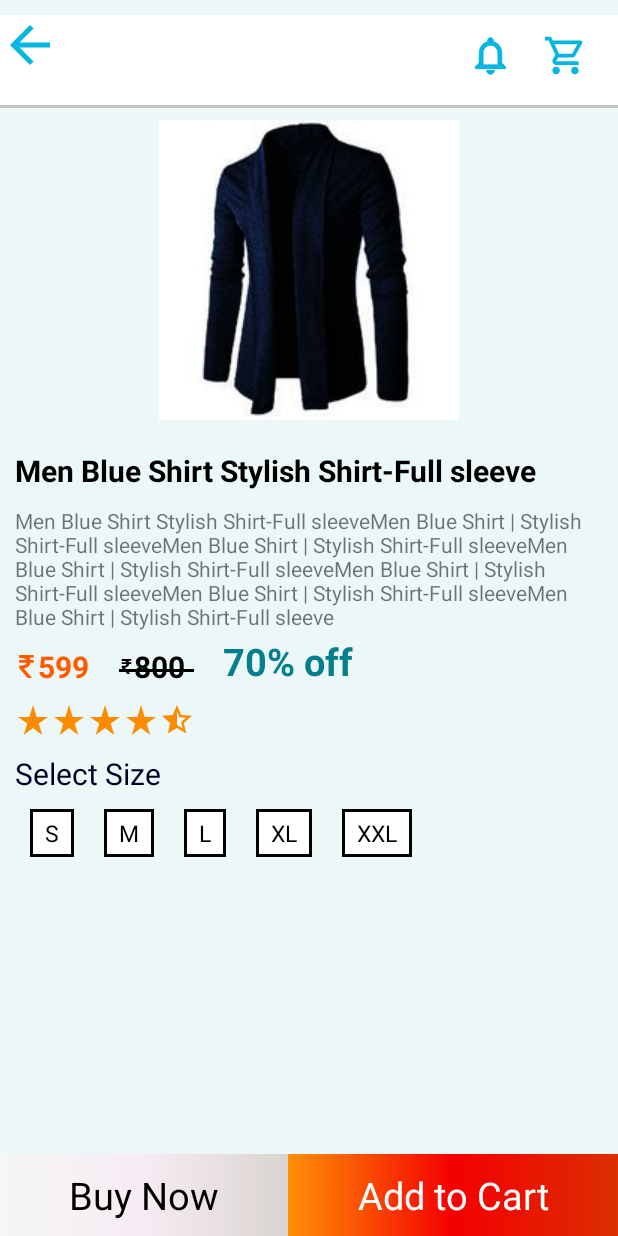
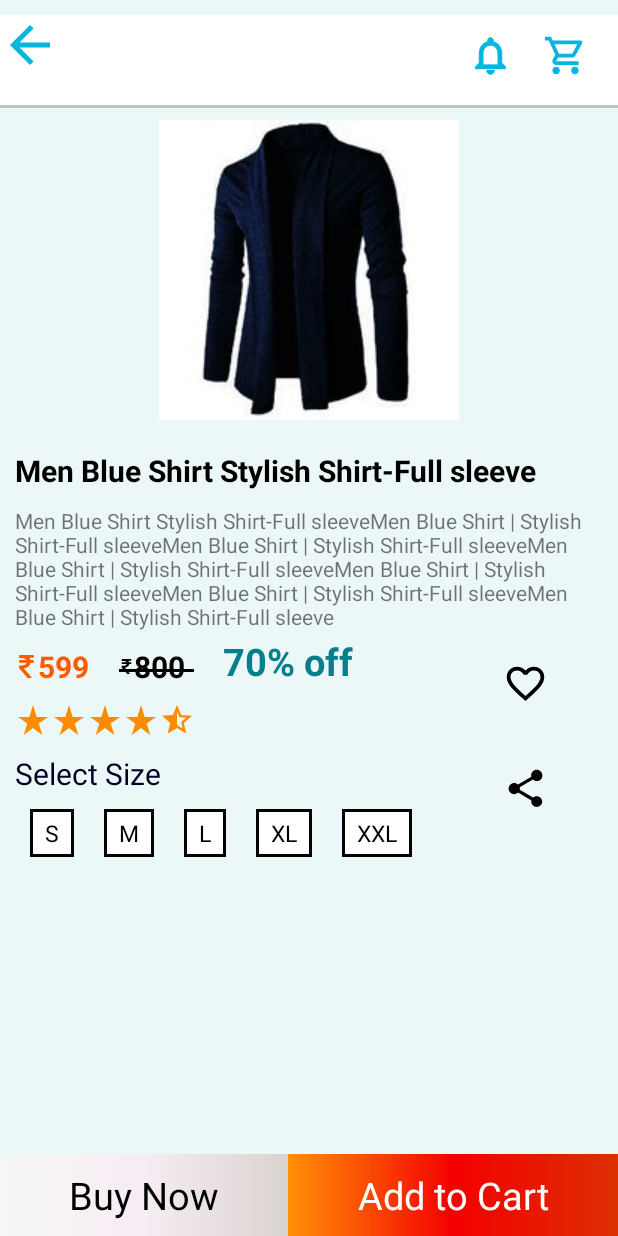
Before and after one commit to DeveloprAbhishek/ShopClues-Shopping-app, an Android app: the ProductDetailActivity screen opened directly, with no data from a screen before it, on a phone screen of 412 x 824 dp. Run offline under Robolectric (Android 15) with nearby library versions, the phone set to English and light mode, and no system bars.

Commit message:
Added Favorite and share option in ProductDetail layout

```diff
--- a/app/src/main/java/com/example/shopcluesshoppingapp/MainActivity.java
+++ b/app/src/main/java/com/example/shopcluesshoppingapp/MainActivity.java
@@ -122,7 +122,6 @@
     private void setRecyclerView() {
         ProductAdapter productAdapter = new ProductAdapter(layouts, this);
         LinearLayoutManager linearLayoutManager = new LinearLayoutManager(this);
-
         recyclerView.setLayoutManager(new GridLayoutManager(this, 2));
         recyclerView.setAdapter(productAdapter);
     }
@@ -131,12 +130,13 @@
     @Override
     public void onProductClick(LayoutBaseModel layoutBaseModel, int position) {
         Intent intent = new Intent(this, ProductDetailActivity.class);
-        intent.putExtra("name", layouts.toString());
-        intent.putExtra("desc", layouts.toString());
-        intent.putExtra("price", layouts.toString());
-        intent.putExtra("actualPrice", layouts.toString());
-        intent.putExtra("discount", layouts.toString());
-//        intent.putExtras(productImage.getImageTintMode());
+//        intent.putExtra("img", .getText().toString());
+//        intent.putExtra("name", productName.getText().toString());
+//        intent.putExtra("desc", description.getText().toString());
+//        intent.putExtra("price",price.getText().toString());
+//        intent.putExtra("actualPrice", actualPrice.getText().toString());
+//        intent.putExtra("discount", discount.getText().toString());
+////        intent.putExtras(productImage.getImageTintMode());
         startActivity(intent);
     }
 }
--- a/app/src/main/java/com/example/shopcluesshoppingapp/ProductDetailActivity.java
+++ b/app/src/main/java/com/example/shopcluesshoppingapp/ProductDetailActivity.java
@@ -2,8 +2,10 @@
 
 import android.content.Intent;
 import android.os.Bundle;
+import android.view.View;
 import android.widget.ImageView;
 import android.widget.TextView;
+import android.widget.Toast;
 
 import androidx.appcompat.app.AppCompatActivity;
 
@@ -14,6 +16,10 @@
     private TextView price;
     private TextView actualPrice;
     private TextView discount;
+    private ImageView favoriteIcon;
+    private ImageView shareIcon;
+    private TextView BuyButton;
+    private TextView CartButton;
 
     @Override
     protected void onCreate(Bundle savedInstanceState) {
@@ -26,11 +32,38 @@
     }
 
     private void initViews() {
-        productName = findViewById(R.id.product_name);
+        productName = findViewById(R.id.detail_name);
         description = findViewById(R.id.product_desc);
-        price = findViewById(R.id.price);
-        actualPrice = findViewById(R.id.actual_price);
-        discount = findViewById(R.id.discount);
+        price = findViewById(R.id.detail_price);
+        actualPrice = findViewById(R.id.detail_actual_price);
+        discount = findViewById(R.id.detail_discount);
+        favoriteIcon = findViewById(R.id.favorite_icon);
+        shareIcon = findViewById(R.id.share_icon);
+        BuyButton = findViewById(R.id.ButtonBuy);
+        CartButton = findViewById(R.id.ButtonAddToCart);
+
+        favoriteIcon.setOnClickListener(new View.OnClickListener() {
+            @Override
+            public void onClick(View v) {
+                favoriteIcon.setImageResource(R.drawable.favorite_icon);
+                Toast.makeText(ProductDetailActivity.this, "Item Added to Favorite", Toast.LENGTH_SHORT).show();
+            }
+        });
+        shareIcon.setOnClickListener(new View.OnClickListener() {
+            @Override
+            public void onClick(View v) {
+                Intent shareProduct = new Intent(android.content.Intent.ACTION_SEND);
+                shareProduct.setType("txt/plain");
+                startActivity(Intent.createChooser(shareProduct, "Share Product Via"));
+            }
+        });
+
+        CartButton.setOnClickListener(new View.OnClickListener() {
+            @Override
+            public void onClick(View v) {
+                Toast.makeText(ProductDetailActivity.this, "Item Added to the Cart", Toast.LENGTH_LONG).show();
+            }
+        });
     }
 
     private void setProductDetailsView(Intent intent) {
--- /dev/null
+++ b/app/src/main/res/drawable/favorite_blank_icon.xml
@@ -0,0 +1,9 @@
+<vector xmlns:android="http://schemas.android.com/apk/res/android"
+    android:width="30dp"
+    android:height="30dp"
+    android:viewportWidth="24"
+    android:viewportHeight="24">
+    <path
+        android:fillColor="#000000"
+        android:pathData="M16.5,3c-1.74,0 -3.41,0.81 -4.5,2.09C10.91,3.81 9.24,3 7.5,3 4.42,3 2,5.42 2,8.5c0,3.78 3.4,6.86 8.55,11.54L12,21.35l1.45,-1.32C18.6,15.36 22,12.28 22,8.5 22,5.42 19.58,3 16.5,3zM12.1,18.55l-0.1,0.1 -0.1,-0.1C7.14,14.24 4,11.39 4,8.5 4,6.5 5.5,5 7.5,5c1.54,0 3.04,0.99 3.57,2.36h1.87C13.46,5.99 14.96,5 16.5,5c2,0 3.5,1.5 3.5,3.5 0,2.89 -3.14,5.74 -7.9,10.05z" />
+</vector>
--- /dev/null
+++ b/app/src/main/res/drawable/favorite_icon.xml
@@ -0,0 +1,9 @@
+<vector xmlns:android="http://schemas.android.com/apk/res/android"
+    android:width="30dp"
+    android:height="30dp"
+    android:viewportWidth="24"
+    android:viewportHeight="24">
+    <path
+        android:fillColor="#dd1c1a"
+        android:pathData="M12,21.35l-1.45,-1.32C5.4,15.36 2,12.28 2,8.5 2,5.42 4.42,3 7.5,3c1.74,0 3.41,0.81 4.5,2.09C13.09,3.81 14.76,3 16.5,3 19.58,3 22,5.42 22,8.5c0,3.78 -3.4,6.86 -8.55,11.54L12,21.35z" />
+</vector>
--- /dev/null
+++ b/app/src/main/res/drawable/share_icon.xml
@@ -0,0 +1,10 @@
+<vector xmlns:android="http://schemas.android.com/apk/res/android"
+    android:width="30dp"
+    android:height="30dp"
+    android:tint="#030303"
+    android:viewportWidth="24"
+    android:viewportHeight="24">
+    <path
+        android:fillColor="@android:color/white"
+        android:pathData="M18,16.08c-0.76,0 -1.44,0.3 -1.96,0.77L8.91,12.7c0.05,-0.23 0.09,-0.46 0.09,-0.7s-0.04,-0.47 -0.09,-0.7l7.05,-4.11c0.54,0.5 1.25,0.81 2.04,0.81 1.66,0 3,-1.34 3,-3s-1.34,-3 -3,-3 -3,1.34 -3,3c0,0.24 0.04,0.47 0.09,0.7L8.04,9.81C7.5,9.31 6.79,9 6,9c-1.66,0 -3,1.34 -3,3s1.34,3 3,3c0.79,0 1.5,-0.31 2.04,-0.81l7.12,4.16c-0.05,0.21 -0.08,0.43 -0.08,0.65 0,1.61 1.31,2.92 2.92,2.92 1.61,0 2.92,-1.31 2.92,-2.92s-1.31,-2.92 -2.92,-2.92z" />
+</vector>
--- a/app/src/main/res/layout/activity_product_detail.xml
+++ b/app/src/main/res/layout/activity_product_detail.xml
@@ -116,6 +116,7 @@
                 android:background="#000000" />
 
             <TextView
+                android:id="@+id/detail_discount"
                 android:layout_width="wrap_content"
                 android:layout_height="wrap_content"
                 android:layout_alignBottom="@id/detail_actual_price"
@@ -161,6 +162,27 @@
                     android:src="@drawable/hal_star_rate_icon" />
 
             </LinearLayout>
+
+            <ImageView
+                android:id="@+id/favorite_icon"
+                android:layout_width="wrap_content"
+                android:layout_height="wrap_content"
+                android:layout_below="@id/product_desc"
+                android:layout_marginVertical="20dp"
+                android:layout_marginLeft="100dp"
+                android:layout_toRightOf="@id/detail_discount"
+                android:src="@drawable/favorite_blank_icon" />
+
+            <ImageView
+                android:id="@+id/share_icon"
+                android:layout_width="wrap_content"
+                android:layout_height="wrap_content"
+                android:layout_below="@id/favorite_icon"
+                android:layout_alignLeft="@id/favorite_icon"
+                android:layout_marginVertical="20dp"
+                android:layout_marginLeft="0dp"
+                android:layout_marginTop="39dp"
+                android:src="@drawable/share_icon" />
 
             <TextView
                 android:id="@+id/size_section"
@@ -250,26 +272,26 @@
         <TextView
             android:id="@+id/ButtonBuy"
             android:layout_width="wrap_content"
-            android:paddingVertical="10dp"
             android:layout_height="wrap_content"
             android:layout_weight="1"
-            android:textColor="#000000"
             android:background="@drawable/buy_btn_bg_2"
             android:gravity="center_horizontal"
+            android:paddingVertical="10dp"
             android:text="Buy Now"
+            android:textColor="#000000"
             android:textSize="25dp" />
 
 
         <TextView
             android:id="@+id/ButtonAddToCart"
             android:layout_width="wrap_content"
-            android:paddingVertical="10dp"
             android:layout_height="wrap_content"
-            android:textColor="#FFFFFF"
             android:layout_weight="1"
             android:background="@drawable/cart_btn_bg_2"
             android:gravity="center_horizontal"
+            android:paddingVertical="10dp"
             android:text="Add to Cart"
+            android:textColor="#FFFFFF"
             android:textSize="25dp" />
     </LinearLayout>
 </RelativeLayout>
--- a/app/src/main/res/layout/product_layout.xml
+++ b/app/src/main/res/layout/product_layout.xml
@@ -75,11 +75,12 @@
             android:textSize="20dp"
             android:textStyle="bold" />
 
+
         <TextView
             android:id="@+id/buy_btn"
             android:layout_width="wrap_content"
             android:layout_height="wrap_content"
-            android:layout_below="@id/discount"
+            android:layout_alignParentBottom="true"
             android:background="@drawable/buy_btn_bg"
             android:gravity="center"
             android:paddingHorizontal="10dp"
@@ -92,7 +93,7 @@
             android:id="@+id/cart_btn"
             android:layout_width="wrap_content"
             android:layout_height="wrap_content"
-            android:layout_below="@id/discount"
+            android:layout_alignParentBottom="true"
             android:layout_marginLeft="14dp"
             android:layout_toRightOf="@id/buy_btn"
             android:background="@drawable/cart_btn_bg"
@@ -103,6 +104,6 @@
             android:textColor="#3E3636"
             android:textSize="15dp" />
 
+    </RelativeLayout>
 
-    </RelativeLayout>
 </androidx.cardview.widget.CardView>
```
Also changed, not shown: 2 other files.
